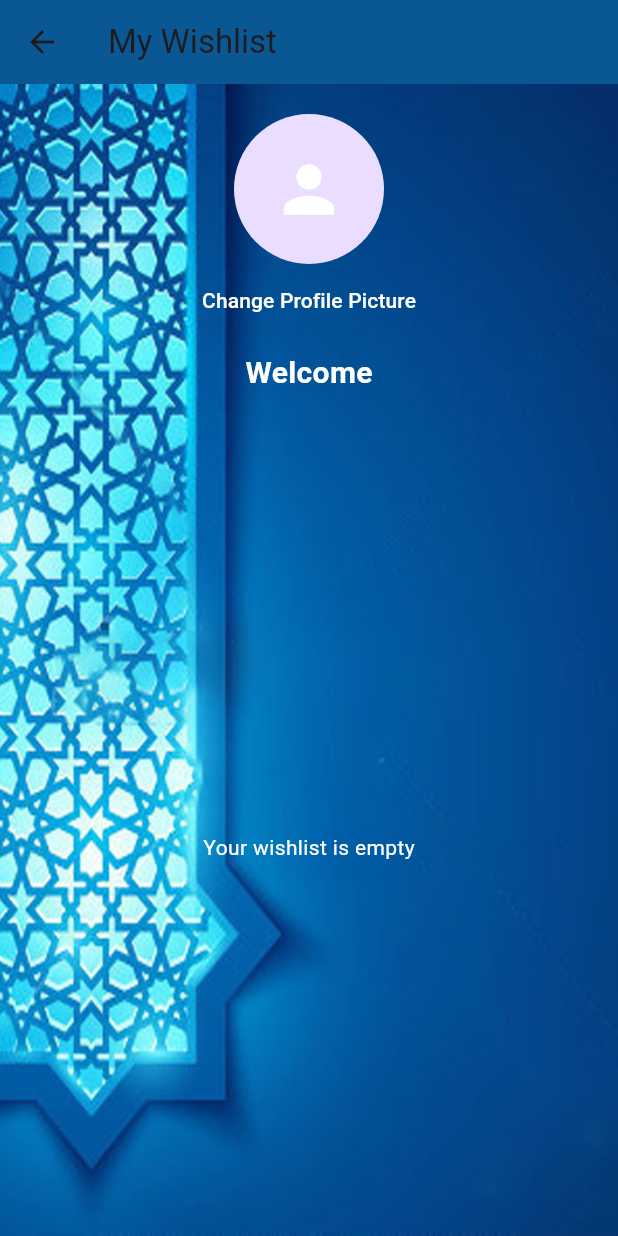
After one commit to Benyto47/Adkar_Apk_Flutter, a Flutter app: the UserPage screen opened by its route, after a tap on "Change Profile Picture", on a phone screen of 412 x 824 dp. The commit adds this screen. Run offline on Flutter 3.47's test engine with Material 3 defaults, Android fonts, the phone set to English and light mode, and no system bars; our stand-ins replace animated_text_kit, cloud_firestore, firebase_auth, firebase_core, firebase_storage, flutter_spinkit and 5 more; missing offline and left inert: clipboard; accounts and stored records are empty.

Commit message:
last commit

```diff
--- a/lib/main.dart
+++ b/lib/main.dart
@@ -1,4 +1,5 @@
 import 'package:adkar_flutter/pages/display_page.dart';
+import 'package:adkar_flutter/pages/user_page.dart';
 import 'package:adkar_flutter/services/dictionary.dart';
 import 'package:adkar_flutter/splashscreen/sing_page.dart';
 import 'package:adkar_flutter/splashscreen/splash_screen.dart';
@@ -45,6 +46,7 @@ class MyApp extends StatelessWidget {
       "/home": (context) => HomePage(),
       "/details": (context) => DisplayPage(),
       "/about": (context) => AboutPage(),
+      "/userpage": (context) => UserPage()
     }
     );
   }
--- a/lib/model/item.dart
+++ b/lib/model/item.dart
@@ -5,5 +5,9 @@ class ListItem{
   final String image;
   final List<String> txtToShow;
 
-const ListItem({required this.id, required this.name, required this.image, required this.txtToShow });
+const ListItem({
+  required this.id,
+  required this.name,
+  required this.image,
+  required this.txtToShow });
 }
--- a/lib/model/text_position.dart
+++ b/lib/model/text_position.dart
@@ -4,5 +4,8 @@ class TextAndPosition{
   final String name;
   final List<String> textAAfficher;
 
-  const TextAndPosition({required this.numPage,required this.name, required this.textAAfficher });
+  const TextAndPosition({
+    required this.numPage,
+    required this.name,
+    required this.textAAfficher });
 }
--- /dev/null
+++ b/lib/pages/user_page.dart
@@ -0,0 +1,202 @@
+import 'package:flutter/material.dart';
+import 'package:firebase_auth/firebase_auth.dart';
+import 'package:cloud_firestore/cloud_firestore.dart';
+import 'package:image_picker/image_picker.dart';
+import 'package:firebase_storage/firebase_storage.dart';
+import 'dart:io';
+
+class UserPage extends StatefulWidget {
+  @override
+  _UserPageState createState() => _UserPageState();
+}
+
+class _UserPageState extends State<UserPage> {
+  List<Map<String, dynamic>> _userWishList = [];
+  String _profileImageUrl = '';
+  final _picker = ImagePicker();
+
+  @override
+  void initState() {
+    super.initState();
+    _loadUserWishList();
+    _loadUserProfile();
+  }
+
+  Future<void> _loadUserWishList() async {
+    final User? user = FirebaseAuth.instance.currentUser;
+    if (user != null) {
+      final _uid = user.uid;
+      final doc =
+          await FirebaseFirestore.instance.collection('users').doc(_uid).get();
+
+      if (doc.exists && doc.data() != null && doc.data()!['userWish'] != null) {
+        setState(() {
+          _userWishList =
+              List<Map<String, dynamic>>.from(doc.data()!['userWish']);
+        });
+      }
+    }
+  }
+
+  Future<void> _loadUserProfile() async {
+    final User? user = FirebaseAuth.instance.currentUser;
+    if (user != null) {
+      final _uid = user.uid;
+      final doc =
+          await FirebaseFirestore.instance.collection('users').doc(_uid).get();
+
+      if (doc.exists &&
+          doc.data() != null &&
+          doc.data()!['profilePicture'] != null) {
+        setState(() {
+          _profileImageUrl = doc.data()!['profilePicture'];
+        });
+      }
+    }
+  }
+
+  Future<void> _pickImage() async {
+    final pickedFile = await _picker.pickImage(source: ImageSource.gallery);
+    if (pickedFile != null) {
+      final File imageFile = File(pickedFile.path);
+      await _uploadProfileImage(imageFile);
+    }
+  }
+
+  Future<void> _uploadProfileImage(File imageFile) async {
+    final User? user = FirebaseAuth.instance.currentUser;
+    if (user != null) {
+      final _uid = user.uid;
+      final storageRef =
+          FirebaseStorage.instance.ref().child('profile_images/$_uid.jpg');
+
+      final uploadTask = storageRef.putFile(imageFile);
+      final snapshot = await uploadTask.whenComplete(() {});
+
+      final downloadUrl = await snapshot.ref.getDownloadURL();
+
+      // Update the user's profile picture URL in both FirebaseAuth and Firestore
+      await user.updatePhotoURL(downloadUrl);
+      await FirebaseFirestore.instance
+          .collection('users')
+          .doc(_uid)
+          .update({'profilePicture': downloadUrl});
+
+      setState(() {
+        _profileImageUrl = downloadUrl;
+      });
+
+      ScaffoldMessenger.of(context).showSnackBar(
+        const SnackBar(content: Text('Profile picture updated')),
+      );
+    }
+  }
+
+  @override
+  Widget build(BuildContext context) {
+    final User? user = FirebaseAuth.instance.currentUser;
+    final userName = user?.displayName ?? 'User';
+    final userEmail = user?.email ?? 'No email';
+
+    return Scaffold(
+      appBar: AppBar(
+        title: const Text('My Wishlist'),
+        backgroundColor: const Color.fromARGB(
+            255, 9, 88, 148), // Couleur similaire à celle de l'image
+      ),
+      body: Stack(
+        children: [
+          Container(
+            decoration: const BoxDecoration(
+              image: DecorationImage(
+                image: AssetImage("assets/images/splashbg.png"),
+                fit: BoxFit.cover,
+              ),
+            ),
+          ),
+          Column(
+            children: [
+              const SizedBox(height: 20),
+              CircleAvatar(
+                radius: 50,
+                backgroundImage: _profileImageUrl.isNotEmpty
+                    ? NetworkImage(_profileImageUrl)
+                    : null,
+                child: _profileImageUrl.isEmpty
+                    ? const Icon(Icons.person, size: 50, color: Colors.white)
+                    : null,
+              ),
+              TextButton(
+                onPressed: _pickImage,
+                child: const Text('Change Profile Picture',
+                    style: TextStyle(color: Colors.white)),
+              ),
+              const SizedBox(height: 10),
+              const Text(
+                'Welcome',
+                style: TextStyle(
+                    fontSize: 20,
+                    fontWeight: FontWeight.bold,
+                    color: Colors.white),
+              ),
+              Text(
+                userEmail,
+                style: const TextStyle(fontSize: 16, color: Colors.white),
+              ),
+              const SizedBox(height: 20),
+              Expanded(
+                child: _userWishList.isEmpty
+                    ? const Center(
+                        child: Text('Your wishlist is empty',
+                            style: TextStyle(color: Colors.white)))
+                    : ListView.builder(
+                        itemCount: _userWishList.length,
+                        itemBuilder: (context, index) {
+                          final wishItem = _userWishList[index];
+                          return Card(
+                            color: Colors.white70,
+                            child: ListTile(
+                              title: Text(wishItem['itemName'],
+                                  style: const TextStyle(color: Colors.black)),
+                              subtitle: Text(
+                                  'Page Number: ${wishItem['itemNumber']}',
+                                  style:
+                                      const TextStyle(color: Colors.black54)),
+                              trailing: IconButton(
+                                icon:
+                                    const Icon(Icons.delete, color: Colors.red),
+                                onPressed: () async {
+                                  await _removeFromWishlist(wishItem);
+                                },
+                              ),
+                            ),
+                          );
+                        },
+                      ),
+              ),
+            ],
+          ),
+        ],
+      ),
+    );
+  }
+
+  Future<void> _removeFromWishlist(Map<String, dynamic> wishItem) async {
+    final User? user = FirebaseAuth.instance.currentUser;
+    if (user != null) {
+      final _uid = user.uid;
+      final docRef = FirebaseFirestore.instance.collection('users').doc(_uid);
+      await docRef.update({
+        'userWish': FieldValue.arrayRemove([wishItem])
+      });
+
+      setState(() {
+        _userWishList.remove(wishItem);
+      });
+
+      ScaffoldMessenger.of(context).showSnackBar(
+        const SnackBar(content: Text('Removed from your wishes')),
+      );
+    }
+  }
+}
--- a/lib/splashscreen/splash_screen.dart
+++ b/lib/splashscreen/splash_screen.dart
@@ -1,4 +1,3 @@
-import 'dart:async';
 import 'package:adkar_flutter/splashscreen/googleBouton.dart';
 import 'package:animated_text_kit/animated_text_kit.dart';
 import 'package:flutter/cupertino.dart';
--- a/pubspec.yaml
+++ b/pubspec.yaml
@@ -46,6 +46,9 @@ dependencies:
   firebase_core: ^3.1.0
   firebase_auth: ^5.1.0
   google_sign_in: ^6.2.1
+  cloud_firestore: ^5.0.1
+  image_picker: ^1.1.2
+  firebase_storage: ^12.0.1
 
 dev_dependencies:
   flutter_test:
```
Also changed, not shown: lib/pages/display_page.dart (+149 -8 lines), lib/splashscreen/sing_page.dart (+14 -0 lines), pubspec.lock, 5 other files.
